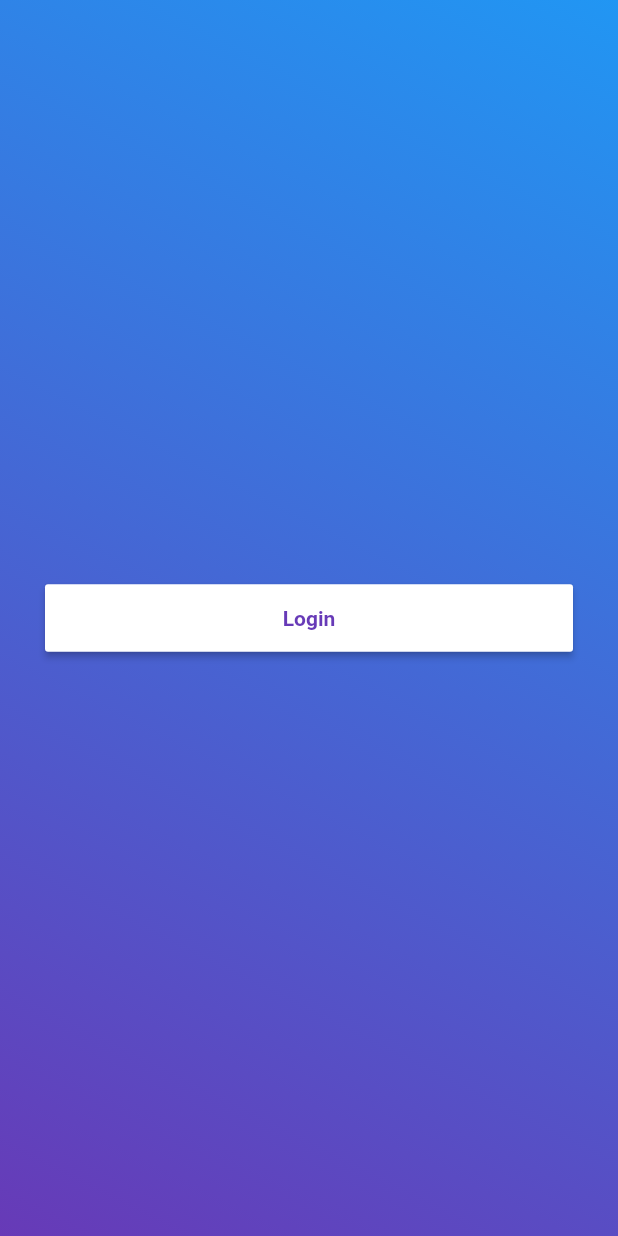
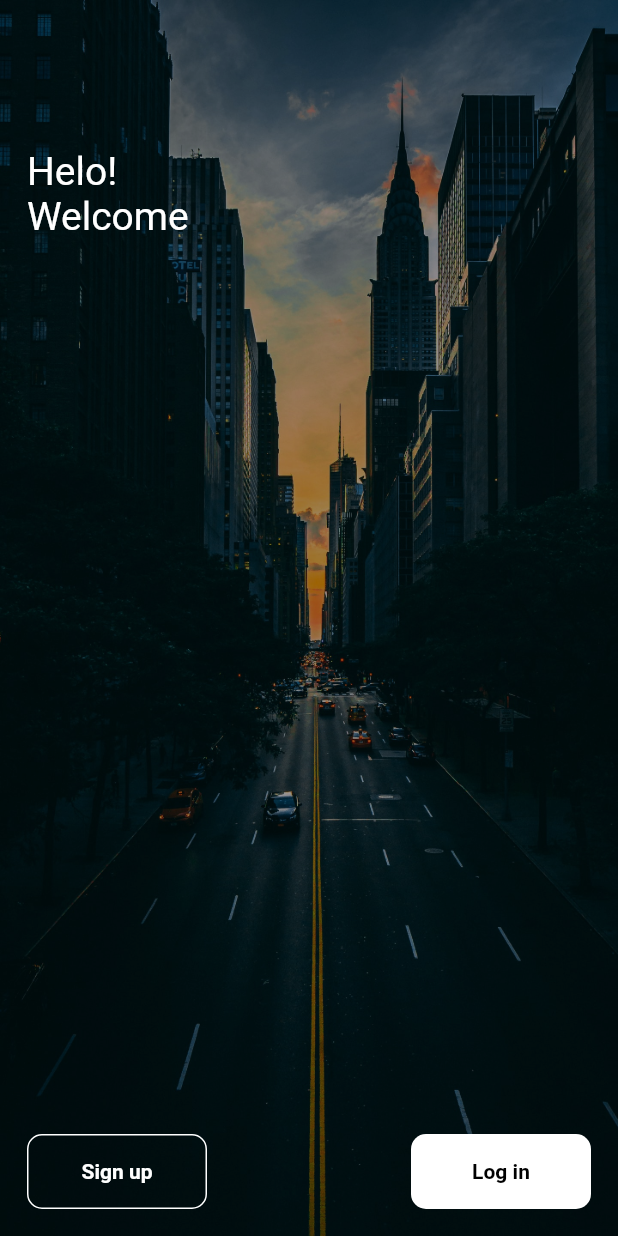
Before and after one commit to tainanSantos/LoginUI, a Flutter app: the screen it shows after launch, on a phone screen of 412 x 824 dp. Run offline on Flutter 3.47's test engine with Material 2 defaults, Android fonts, the phone set to English and light mode, and no system bars; our stand-ins replace flutter_modular, mobx; generated files the repository leaves out were written again.

Commit message:
Pagina inicial refeita

```diff
--- a/lib/app/modules/login/login_page.dart
+++ b/lib/app/modules/login/login_page.dart
@@ -15,7 +15,9 @@ class _LoginPageState extends ModularState<LoginPage, LoginController> {
   @override
   Widget build(BuildContext context) {
     return Scaffold(
-      body: Container(
+      body: Stack(
+        children: [
+          Container(
             decoration: BoxDecoration(
               gradient: LinearGradient(
                 end: Alignment.topRight,
@@ -24,33 +26,79 @@ class _LoginPageState extends ModularState<LoginPage, LoginController> {
                   Colors.deepPurple,
                   Colors.blue,
                 ], // red to yellow
-            tileMode: TileMode.repeated, // repeats the gradient over the canvas
-          ),
-        ),
-        child: Container(
-          padding: EdgeInsets.all(30),
-          child: Center(
-            child: Wrap(
-              children: [
-                Container(
-                  height: 45,
-                  width: MediaQuery.of(context).size.width,
-                  child: RaisedButton(
-                    color: Colors.white,
-                    onPressed: () {},
-                    child: Text(
-                      "Login",
-                      style: TextStyle(
-                        color: Colors.deepPurple,
-                        fontWeight: FontWeight.bold,
+                tileMode:
+                    TileMode.repeated, // repeats the gradient over the canvas
               ),
             ),
           ),
+          Container(
+            width: double.infinity,
+            height: double.infinity,
+            child: Image.asset(
+              'assets/images/login.jpg',
+              fit: BoxFit.cover,
             ),
-              ],
+          ),
+          Container(
+            color: Colors.black38,
+          ),
+          Positioned(
+            top: MediaQuery.of(context).size.height / 9,
+            left: 10,
+            child: Padding(
+              padding: const EdgeInsets.all(8.0),
+              child: Text(
+                "Helo!\nWelcome",
+                style: TextStyle(color: Colors.white, fontSize: 26),
               ),
             ),
           ),
+          Positioned(
+              left: 10,
+              right: 10,
+              bottom: 10,
+              child: Row(
+                mainAxisAlignment: MainAxisAlignment.spaceBetween,
+                children: [
+                  GestureDetector(
+                    onTap: () {},
+                    child: Container(
+                      margin: EdgeInsets.all(8.0),
+                      height: 50,
+                      width: 120,
+                      decoration: BoxDecoration(
+                          border: Border.all(color: Colors.white),
+                          borderRadius: BorderRadius.all(Radius.circular(10))),
+                      padding: const EdgeInsets.all(8.0),
+                      child: Center(
+                          child: Text(
+                        "Sign up",
+                        style: TextStyle(
+                            color: Colors.white, fontWeight: FontWeight.bold),
+                      )),
+                    ),
+                  ),
+                  GestureDetector(
+                    onTap: () {},
+                    child: Container(
+                      margin: EdgeInsets.all(8.0),
+                      height: 50,
+                      width: 120,
+                      decoration: BoxDecoration(
+                          color: Colors.white,
+                          borderRadius: BorderRadius.all(Radius.circular(10))),
+                      padding: const EdgeInsets.all(8.0),
+                      child: Center(
+                          child: Text(
+                        "Log in",
+                        style: TextStyle(
+                            color: Colors.black, fontWeight: FontWeight.bold),
+                      )),
+                    ),
+                  ),
+                ],
+              ))
+        ],
       ),
     );
   }
--- a/pubspec.yaml
+++ b/pubspec.yaml
@@ -64,8 +64,8 @@ flutter:
   uses-material-design: true
 
   # To add assets to your application, add an assets section, like this:
-  # assets:
-  #   - images/a_dot_burr.jpeg
+  assets:
+    - assets/images/login.jpg
   #   - images/a_dot_ham.jpeg
 
   # An image asset can refer to one or more resolution-specific "variants", see
```
Also changed, not shown: assets/images/login.jpg (added), assets/images/login_ui.png (added), pubspec.lock, 1 other file. Lines whose indentation alone changed are shown as unchanged.
